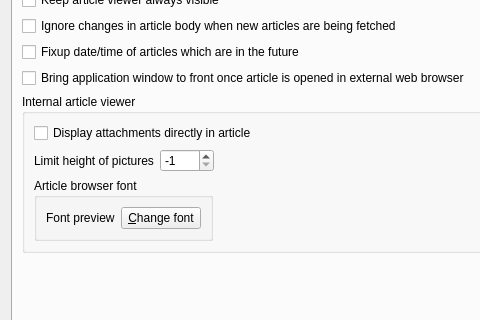
The window that src/librssguard/gui/settings/settingsfeedsmessages.ui (martinrotter/rssguard) describes before a commit, drawn with Qt 5; both pictures show x 0 to 480 and y 82 to 402 of the 570 by 531 pixel window.
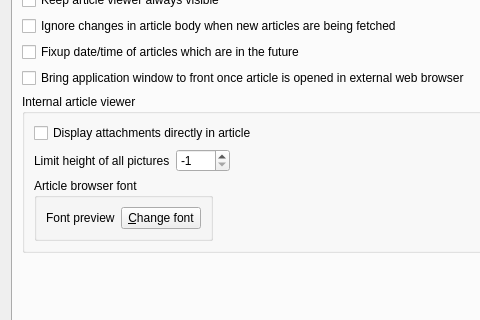
The same window after the commit. The open tabs and pages were chosen to show the change. Custom widgets are drawn as their Qt base class.

Diff of the .ui file:
```diff
--- a/src/librssguard/gui/settings/settingsfeedsmessages.ui
+++ b/src/librssguard/gui/settings/settingsfeedsmessages.ui
@@ -358,7 +358,7 @@
             <item>
              <widget class="QLabel" name="m_lblHeightImageAttachments">
               <property name="text">
-               <string>Limit height of pictures</string>
+               <string>Limit height of all pictures</string>
               </property>
               <property name="buddy">
                <cstring>m_spinHeightImageAttachments</cstring>
```
